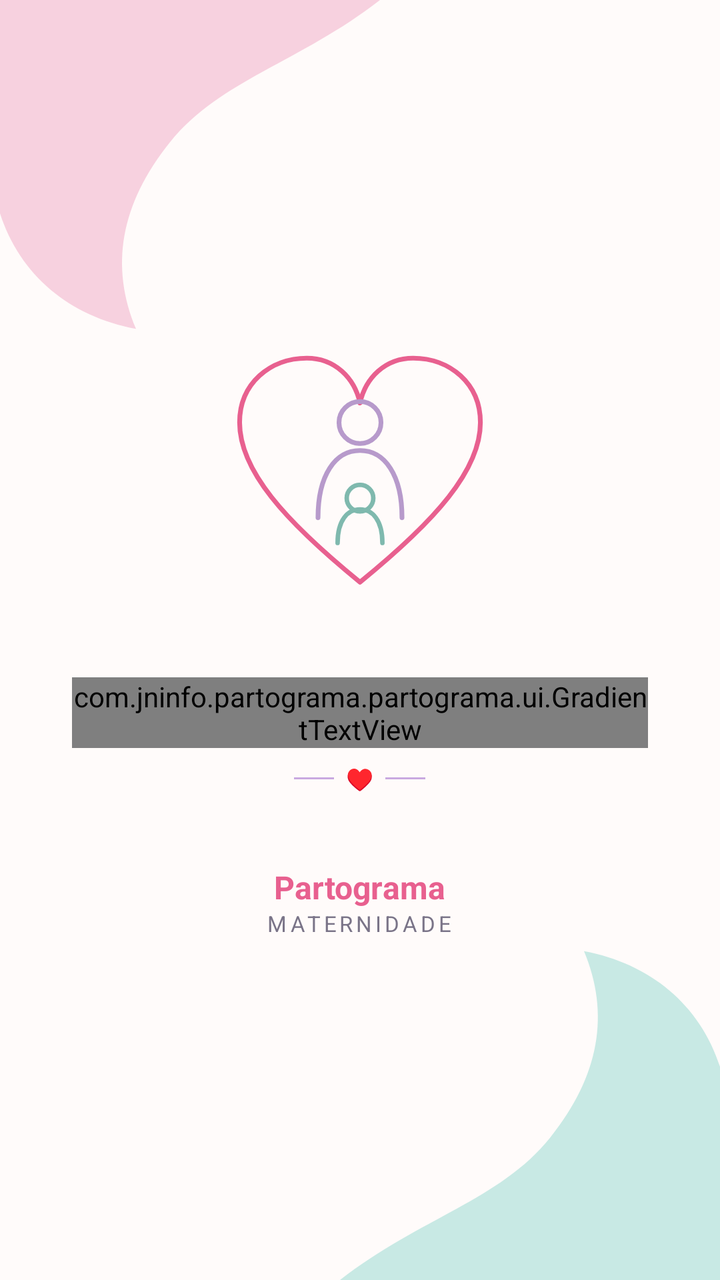
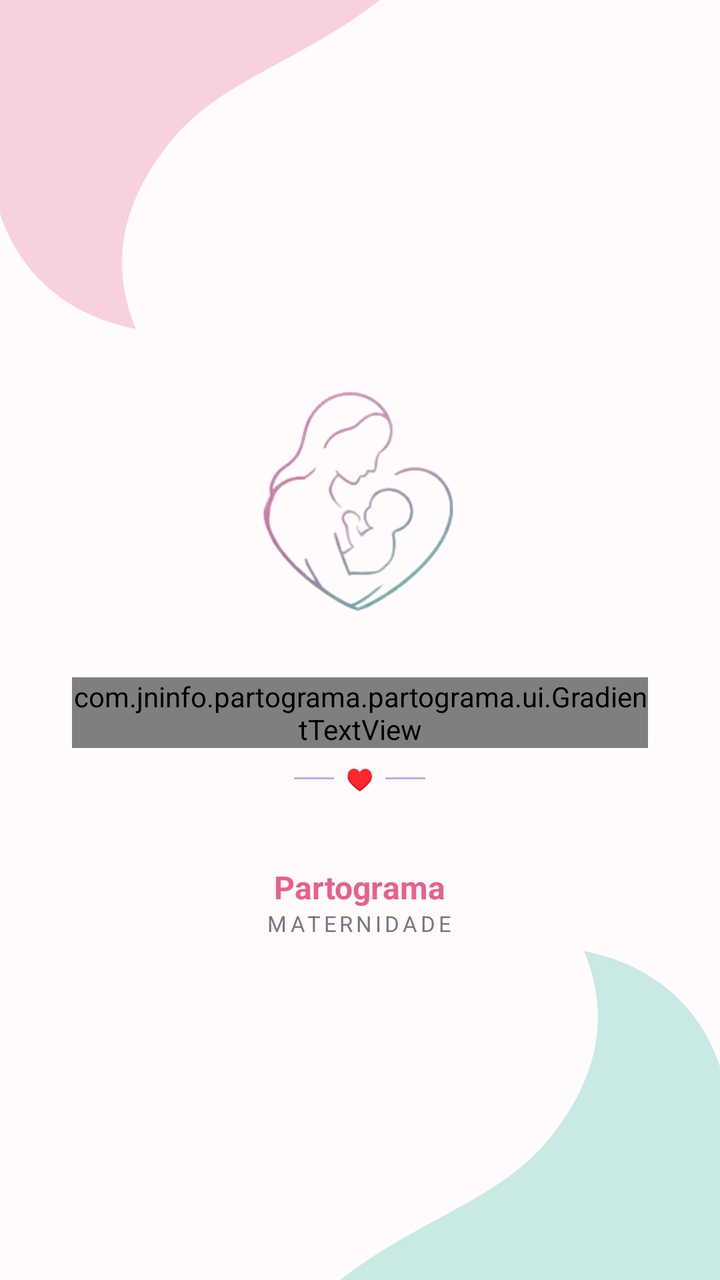

Compare the two renders of this Android layout. The source of the first and the diff that turns it into the second are given below.
<!-- AndroidManifest.xml: activity theme AppTheme.NoActionBar -->
<!-- res/layout/activity_tela_final.xml -->
<?xml version="1.0" encoding="utf-8"?>
<FrameLayout xmlns:android="http://schemas.android.com/apk/res/android"
    android:layout_width="match_parent"
    android:layout_height="match_parent"
    android:background="@color/background">

    <ImageView
        android:layout_width="match_parent"
        android:layout_height="match_parent"
        android:scaleType="fitXY"
        android:importantForAccessibility="no"
        android:src="@drawable/bg_blob_top_left" />

    <ImageView
        android:layout_width="match_parent"
        android:layout_height="match_parent"
        android:scaleType="fitXY"
        android:importantForAccessibility="no"
        android:src="@drawable/bg_blob_bottom_right" />

    <LinearLayout
        android:layout_width="match_parent"
        android:layout_height="wrap_content"
        android:layout_gravity="center"
        android:gravity="center"
        android:orientation="vertical"
        android:paddingStart="36dp"
        android:paddingEnd="36dp">

        <ImageView
            android:layout_width="140dp"
            android:layout_height="140dp"
            android:importantForAccessibility="no"
            android:src="@drawable/ic_logo_maternidade" />

        <com.jninfo.partograma.partograma.ui.GradientTextView
            android:layout_width="wrap_content"
            android:layout_height="wrap_content"
            android:layout_marginTop="28dp"
            android:fontFamily="serif"
            android:gravity="center"
            android:text="@string/tela_final_frase"
            android:textSize="20sp"
            android:textStyle="italic" />

        <LinearLayout
            android:layout_width="wrap_content"
            android:layout_height="wrap_content"
            android:layout_marginTop="8dp"
            android:gravity="center_vertical"
            android:orientation="horizontal">

            <View
                android:layout_width="20dp"
                android:layout_height="1dp"
                android:background="@color/softLilac" />

            <TextView
                android:layout_width="wrap_content"
                android:layout_height="wrap_content"
                android:layout_marginStart="6dp"
                android:layout_marginEnd="6dp"
                android:text="@string/home_divider_heart"
                android:textColor="@color/softTeal"
                android:textSize="11sp" />

            <View
                android:layout_width="20dp"
                android:layout_height="1dp"
                android:background="@color/softLilac" />
        </LinearLayout>

        <TextView
            android:layout_width="wrap_content"
            android:layout_height="wrap_content"
            android:layout_marginTop="36dp"
            android:text="@string/home_title_partograma"
            android:textColor="@color/primaryPink"
            android:textSize="16sp"
            android:textStyle="bold" />

        <TextView
            android:layout_width="wrap_content"
            android:layout_height="wrap_content"
            android:text="@string/home_brand_maternidade"
            android:textColor="@color/textSecondary"
            android:textSize="11sp"
            android:letterSpacing="0.15" />

    </LinearLayout>
</FrameLayout>
<!-- resources referenced by this layout -->
<resources>
  <color name="background">#FFFBFA</color>
  <color name="primaryPink">#E8608F</color>
  <color name="softLilac">#C9A9E0</color>
  <color name="softTeal">#5FB8AE</color>
  <color name="textSecondary">#7A7488</color>
  <!-- drawable bg_blob_bottom_right (drawable) -->
  <vector xmlns:android="http://schemas.android.com/apk/res/android"
      android:width="360dp"
      android:height="720dp"
      android:viewportWidth="360"
      android:viewportHeight="720">
      <path
          android:pathData="M360,720 L170,720 C210,685 250,675 275,640 C300,605 305,570 292,535 C325,542 350,565 360,600 Z"
          android:fillColor="#BFE6DF"
          android:fillAlpha="0.85" />
  </vector>
  <!-- drawable bg_blob_top_left (drawable) -->
  <vector xmlns:android="http://schemas.android.com/apk/res/android"
      android:width="360dp"
      android:height="720dp"
      android:viewportWidth="360"
      android:viewportHeight="720">
      <path
          android:pathData="M0,0 L190,0 C150,35 110,45 85,80 C60,115 55,150 68,185 C35,178 10,155 0,120 Z"
          android:fillColor="#F6C9DA"
          android:fillAlpha="0.85" />
  </vector>
  <!-- drawable ic_logo_maternidade (drawable) -->
  <vector xmlns:android="http://schemas.android.com/apk/res/android"
      android:width="200dp"
      android:height="200dp"
      android:viewportWidth="200"
      android:viewportHeight="200">
      
      <path
          android:pathData="M100,172 C46,128 14,92 14,58 C14,30 36,12 62,12 C82,12 96,26 100,44 C104,26 118,12 138,12 C164,12 186,30 186,58 C186,92 154,128 100,172 Z"
          android:strokeColor="#E8608F"
          android:strokeWidth="3.4"
          android:strokeLineCap="round"
          android:strokeLineJoin="round"
          android:fillColor="#00000000" />
      
      <path
          android:pathData="M115,58 A15,15 0 1,1 85,58 A15,15 0 1,1 115,58"
          android:strokeColor="#B79ACB"
          android:strokeWidth="3.4"
          android:fillColor="#00000000" />
      <path
          android:pathData="M70,126 C70,96 82,78 100,78 C118,78 130,96 130,126"
          android:strokeColor="#B79ACB"
          android:strokeWidth="3.4"
          android:strokeLineCap="round"
          android:fillColor="#00000000" />
      
      <path
          android:pathData="M109.5,112 A9.5,9.5 0 1,1 90.5,112 A9.5,9.5 0 1,1 109.5,112"
          android:strokeColor="#7FB9AE"
          android:strokeWidth="3.2"
          android:fillColor="#00000000" />
      <path
          android:pathData="M84,144 C84,128 91,120 100,120 C109,120 116,128 116,144"
          android:strokeColor="#7FB9AE"
          android:strokeWidth="3.2"
          android:strokeLineCap="round"
          android:fillColor="#00000000" />
  </vector>
  <string name="home_brand_maternidade">MATERNIDADE</string>
  <string name="home_divider_heart">♥</string>
  <string name="home_title_partograma">Partograma</string>
  <string name="tela_final_frase">Cada registro\né um passo a mais\npara um parto seguro.</string>
  <style name="AppTheme.NoActionBar" parent="Theme.AppCompat.Light.NoActionBar">
          <item name="colorPrimary">@color/colorPrimary</item>
          <item name="colorPrimaryDark">@color/colorPrimaryDark</item>
          <item name="colorAccent">@color/colorAccent</item>
          <item name="android:windowBackground">@color/background</item>
      </style>
  <color name="colorPrimary">#FFE8608F</color>
  <color name="colorPrimaryDark">#FFC94770</color>
  <color name="colorAccent">#FF5FB8AE</color>
</resources>

<!-- the commit's change to res/layout/activity_tela_final.xml (unified diff, before → after) -->
@@ -31,7 +31,8 @@
             android:layout_width="140dp"
             android:layout_height="140dp"
             android:importantForAccessibility="no"
-            android:src="@drawable/ic_logo_maternidade" />
+            android:scaleType="fitCenter"
+            android:src="@drawable/img_logo_maternidade" />
 
         <com.jninfo.partograma.partograma.ui.GradientTextView
             android:layout_width="wrap_content"
<!-- resource entries referenced after the edit -->
@@ -27,45 +27,7 @@
           android:fillColor="#F6C9DA"
           android:fillAlpha="0.85" />
   </vector>
-  <!-- drawable ic_logo_maternidade (drawable) -->
-  <vector xmlns:android="http://schemas.android.com/apk/res/android"
-      android:width="200dp"
-      android:height="200dp"
-      android:viewportWidth="200"
-      android:viewportHeight="200">
-      
-      <path
-          android:pathData="M100,172 C46,128 14,92 14,58 C14,30 36,12 62,12 C82,12 96,26 100,44 C104,26 118,12 138,12 C164,12 186,30 186,58 C186,92 154,128 100,172 Z"
-          android:strokeColor="#E8608F"
-          android:strokeWidth="3.4"
-          android:strokeLineCap="round"
-          android:strokeLineJoin="round"
-          android:fillColor="#00000000" />
-      
-      <path
-          android:pathData="M115,58 A15,15 0 1,1 85,58 A15,15 0 1,1 115,58"
-          android:strokeColor="#B79ACB"
-          android:strokeWidth="3.4"
-          android:fillColor="#00000000" />
-      <path
-          android:pathData="M70,126 C70,96 82,78 100,78 C118,78 130,96 130,126"
-          android:strokeColor="#B79ACB"
-          android:strokeWidth="3.4"
-          android:strokeLineCap="round"
-          android:fillColor="#00000000" />
-      
-      <path
-          android:pathData="M109.5,112 A9.5,9.5 0 1,1 90.5,112 A9.5,9.5 0 1,1 109.5,112"
-          android:strokeColor="#7FB9AE"
-          android:strokeWidth="3.2"
-          android:fillColor="#00000000" />
-      <path
-          android:pathData="M84,144 C84,128 91,120 100,120 C109,120 116,128 116,144"
-          android:strokeColor="#7FB9AE"
-          android:strokeWidth="3.2"
-          android:strokeLineCap="round"
-          android:fillColor="#00000000" />
-  </vector>
+  <!-- drawable img_logo_maternidade: png bitmap (drawable-nodpi, 17005 bytes) -->
   <string name="home_brand_maternidade">MATERNIDADE</string>
   <string name="home_divider_heart">♥</string>
   <string name="home_title_partograma">Partograma</string>
